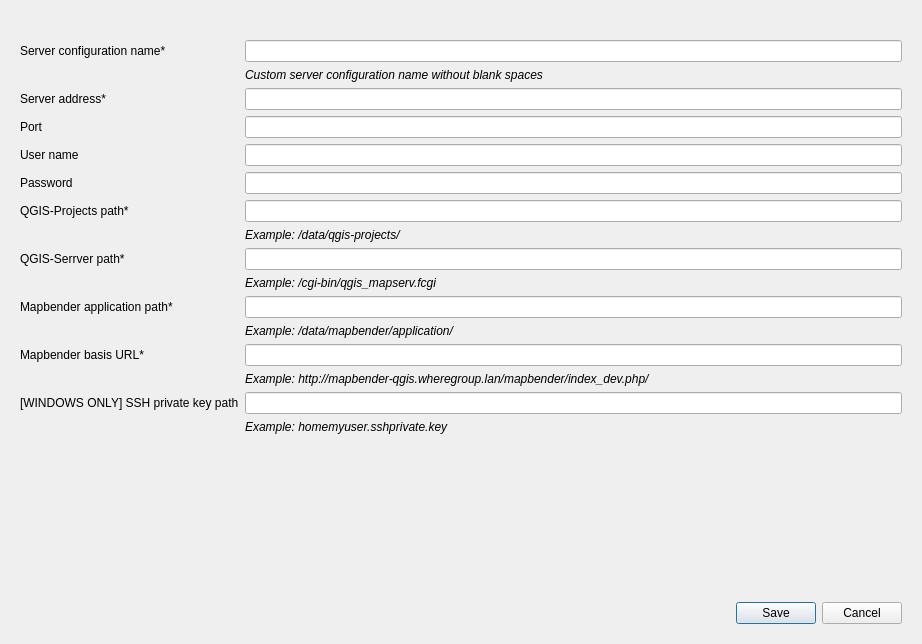
This is mapbender_plugin/dialogs/ui/server_config_dialog.ui in WhereGroup/QGIS2Mapbender as Qt 5 draws it before an edit. The edited form follows.
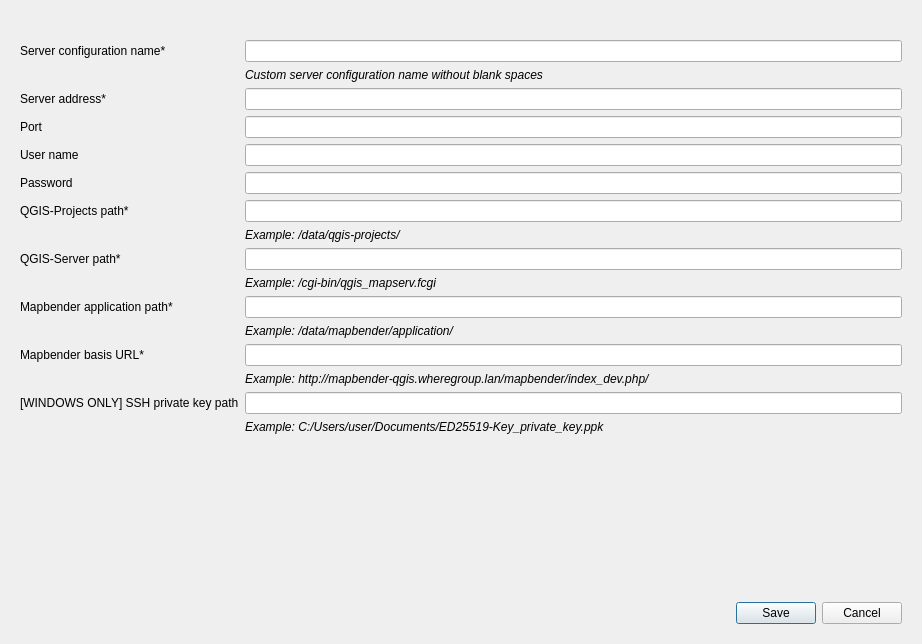
This is the edited form. Icons and pictures are not drawn. Custom widgets are drawn as their Qt base class.

Commit message: fix typos UI server config dialog

```diff
--- a/mapbender_plugin/dialogs/ui/server_config_dialog.ui
+++ b/mapbender_plugin/dialogs/ui/server_config_dialog.ui
@@ -157,7 +157,7 @@
         <item row="8" column="0">
          <widget class="QLabel" name="qgisServerPathLabel">
           <property name="text">
-           <string>QGIS-Serrver path*</string>
+           <string>QGIS-Server path*</string>
           </property>
          </widget>
         </item>
@@ -194,7 +194,7 @@
            </font>
           </property>
           <property name="text">
-           <string>Example: homemyuser.sshprivate.key</string>
+           <string>Example: C:/Users/user/Documents/ED25519-Key_private_key.ppk</string>
           </property>
          </widget>
         </item>
```
